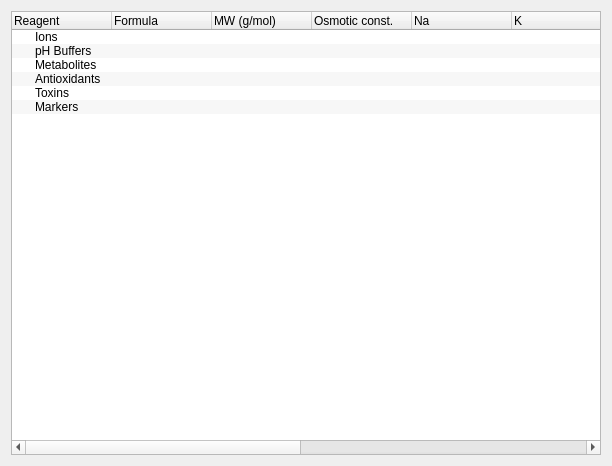
Before: the Qt Designer form reagentEditorTemplate.ui in campagnola/pycsf, drawn with Qt 5.
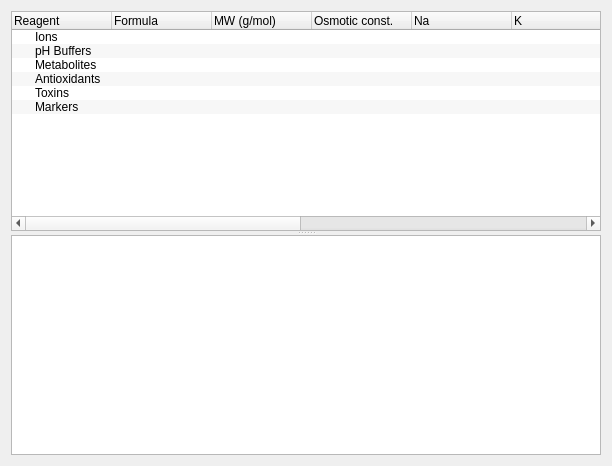
After: the same form once the commit is applied. Custom widgets are drawn as their Qt base class.

Diff of the .ui file:
```diff
--- a/reagentEditorTemplate.ui
+++ b/reagentEditorTemplate.ui
@@ -15,6 +15,10 @@
   </property>
   <layout class="QGridLayout" name="gridLayout">
    <item row="0" column="0">
+    <widget class="QSplitter" name="splitter">
+     <property name="orientation">
+      <enum>Qt::Vertical</enum>
+     </property>
     <widget class="TreeWidget" name="reagentTree">
      <property name="alternatingRowColors">
       <bool>true</bool>
@@ -307,6 +311,8 @@
        <string/>
       </property>
      </item>
+     </widget>
+     <widget class="QTextEdit" name="reagentNotes"/>
     </widget>
    </item>
   </layout>
```
Lines whose indentation alone changed are shown as unchanged.
